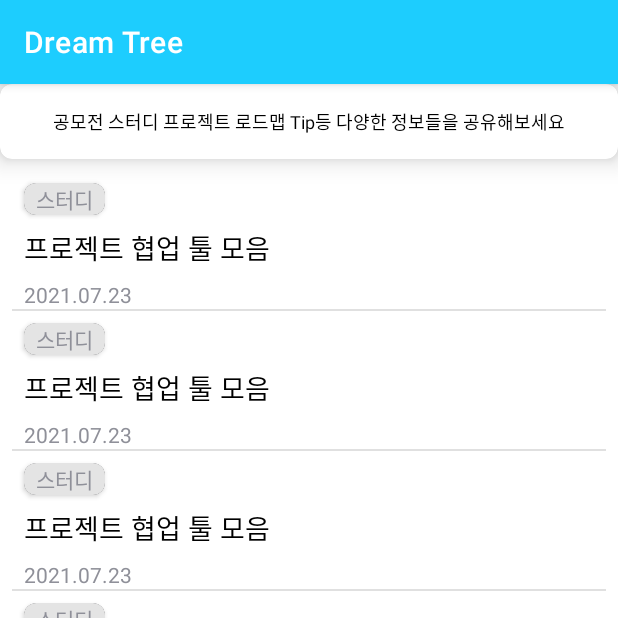
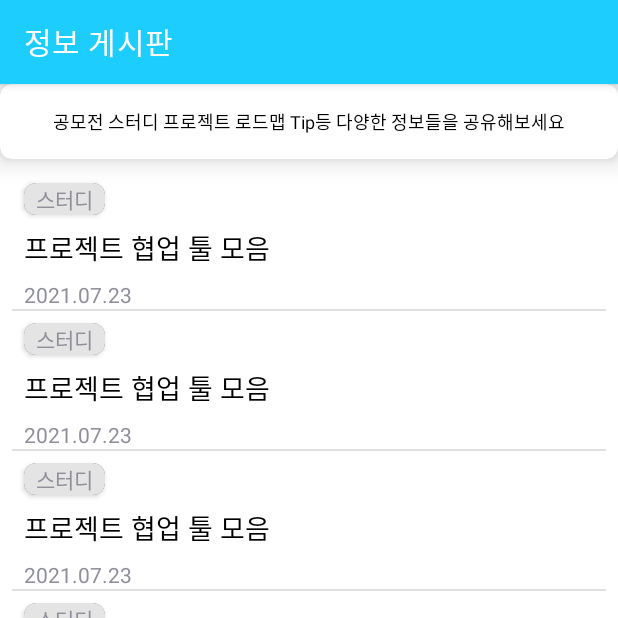
Before and after one commit to Ktaewon/2021KNU-Hackathon, an Android app: the InfoMainActivity screen opened directly, with no data from a screen before it, on a phone screen of 412 x 824 dp, the top half of it. Run offline under Robolectric (Android 15) with nearby library versions, the phone set to English and light mode, and no system bars.

Commit message:
각 액티비티 타이틀 수정

```diff
--- a/app/src/main/java/com/beoks/a2021knu_hackton/ContestPackage/ContestMainActivity.java
+++ b/app/src/main/java/com/beoks/a2021knu_hackton/ContestPackage/ContestMainActivity.java
@@ -27,6 +27,7 @@ public class ContestMainActivity extends AppCompatActivity {
     private void init(){
         //TODO get contest from firebase database
         //test
+        setTitle("공모전");
         contestArrayList=new ArrayList<Contest>();
         contestArrayList.add(Contest.getSample());
         contestArrayList.add(Contest.getSample());
--- a/app/src/main/java/com/beoks/a2021knu_hackton/InfoBoard/InfoMainActivity.kt
+++ b/app/src/main/java/com/beoks/a2021knu_hackton/InfoBoard/InfoMainActivity.kt
@@ -24,6 +24,7 @@ class InfoMainActivity : AppCompatActivity() {
         infoBoardData
         setListView()
         setButton()
+        setTitle("정보 게시판")
     }
 
     //get sample data
```
